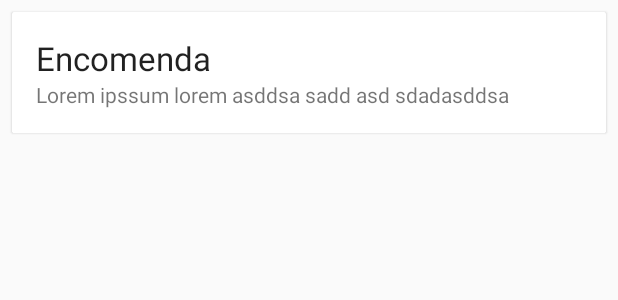
After one commit to lucasparpinelli/MoveGo, an Android app: the layout pedidos_list_item.xml on its own in the app's theme, with its tools: preview values and no code run, on a phone screen of 412 x 824 dp. The commit adds this screen. Shown: the top 300 px of the screen. Run offline under Robolectric (Android 15) with nearby library versions, the phone set to English and light mode, and no system bars.

Commit message:
Criado Lista de Pedidos

```diff
--- a/app/build.gradle
+++ b/app/build.gradle
@@ -32,4 +32,6 @@ dependencies {
     compile 'com.android.support:support-v4:24.0.0-alpha2'
     compile 'com.android.support:design:24.0.0-alpha2'
     compile 'com.firebase:firebase-client-android:2.5.2'
+    compile 'com.firebaseui:firebase-ui:0.3.1'
+    compile 'com.android.support:cardview-v7:23.3.0'
 }
--- a/app/src/main/AndroidManifest.xml
+++ b/app/src/main/AndroidManifest.xml
@@ -5,12 +5,12 @@
     <uses-permission android:name="android.permission.INTERNET" />
 
     <application
+        android:name=".MoveGo"
         android:allowBackup="true"
         android:icon="@mipmap/ic_launcher"
         android:label="@string/app_name"
         android:supportsRtl="true"
-        android:theme="@style/AppTheme"
-        android:name=".MoveGo">
+        android:theme="@style/AppTheme" >
         <activity android:name=".ConsultasActivity" >
             <intent-filter>
                 <action android:name="android.intent.action.MAIN" />
--- a/app/src/main/java/com/tcc/movego/movego/ConsultasActivity.java
+++ b/app/src/main/java/com/tcc/movego/movego/ConsultasActivity.java
@@ -10,7 +10,7 @@ public class ConsultasActivity extends ContainerActivity {
     @Override
     protected Fragment createFragment() {
 
-        return new PedidosFragment();
+        return new PedidosListFragment();
     }
 
 
--- a/app/src/main/java/com/tcc/movego/movego/ContainerActivity.java
+++ b/app/src/main/java/com/tcc/movego/movego/ContainerActivity.java
@@ -7,9 +7,6 @@ import android.support.v7.app.AppCompatActivity;
 
 import com.firebase.client.Firebase;
 
-/**
- * Created by solange on 07/05/2016.
- */
 public abstract class ContainerActivity extends AppCompatActivity {
 
     protected abstract Fragment createFragment();
--- /dev/null
+++ b/app/src/main/res/layout/pedidos_list_item.xml
@@ -0,0 +1,31 @@
+<?xml version="1.0" encoding="utf-8"?>
+
+<android.support.v7.widget.CardView
+    xmlns:android="http://schemas.android.com/apk/res/android"
+    android:layout_width="match_parent"
+    android:layout_height="wrap_content"
+    xmlns:app="http://schemas.android.com/apk/res-auto"
+    android:layout_margin="8dp"
+    app:cardElevation="1dp"
+
+    app:cardCornerRadius="1dp">
+
+
+    <LinearLayout
+        android:layout_width="match_parent"
+        android:layout_height="wrap_content"
+        android:padding="16dp"
+        android:orientation="vertical">
+        <TextView
+            android:id="@+id/pedido_item_title"
+            android:layout_width="match_parent"
+            android:layout_height="wrap_content"
+            android:text="Encomenda"
+            android:textAppearance="@style/TextAppearance.AppCompat.Large"/>
+        <TextView
+            android:id="@+id/pedido_item_description"
+            android:layout_width="match_parent"
+            android:layout_height="wrap_content"
+            android:text="Lorem ipssum lorem asddsa sadd asd sdadasddsa "/>
+    </LinearLayout>
+</android.support.v7.widget.CardView>
```
Also changed, not shown: app/src/main/java/com/tcc/movego/movego/PedidosListFragment.java (added, +77 -0 lines), app/src/main/java/com/tcc/movego/movego/model/Pedido.java (+16 -14 lines), app/src/main/java/layout/NovoPedidoFragment.java (+4 -5 lines), app/src/main/res/layout/pedidos_list_fragment.xml (added, +7 -0 lines).
